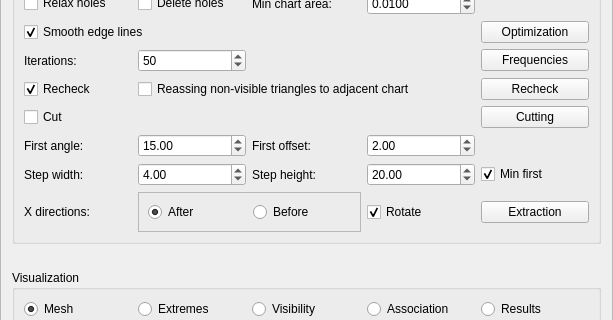
The window that GUI/managers/fafmanager.ui (cg3hci/4AxisMilling) describes before a commit, drawn with Qt 5; both pictures show x 0 to 613 and y 444 to 764 of the 613 by 1318 pixel window.
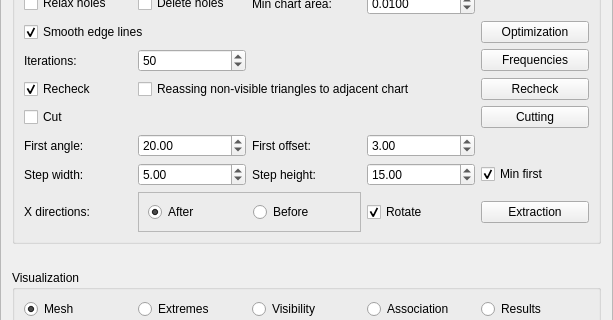
The same window after the commit.

Diff of the .ui file:
```diff
--- a/GUI/managers/fafmanager.ui
+++ b/GUI/managers/fafmanager.ui
@@ -580,7 +580,7 @@
          <double>90.000000000000000</double>
         </property>
         <property name="value">
-         <double>15.000000000000000</double>
+         <double>20.000000000000000</double>
         </property>
        </widget>
       </item>
@@ -755,7 +755,7 @@
       <item row="33" column="4">
        <widget class="QDoubleSpinBox" name="extractResultsFirstLayerOffsetSpinBox">
         <property name="value">
-         <double>2.000000000000000</double>
+         <double>3.000000000000000</double>
         </property>
        </widget>
       </item>
@@ -798,7 +798,7 @@
          <double>10000.000000000000000</double>
         </property>
         <property name="value">
-         <double>20.000000000000000</double>
+         <double>15.000000000000000</double>
         </property>
        </widget>
       </item>
@@ -931,7 +931,7 @@
          <double>90.000000000000000</double>
         </property>
         <property name="value">
-         <double>4.000000000000000</double>
+         <double>5.000000000000000</double>
         </property>
        </widget>
       </item>
```
